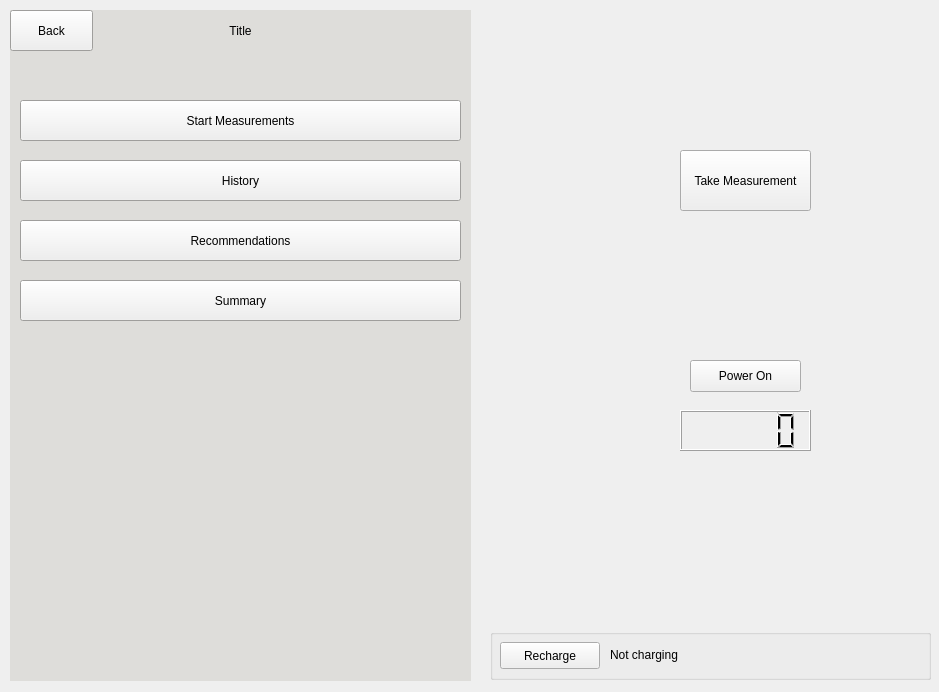
Before: the Qt Designer form Team32-3004-Project/mainwindow.ui in Harry-Dinh/COMP-3004-F24-Final, drawn with Qt 5.
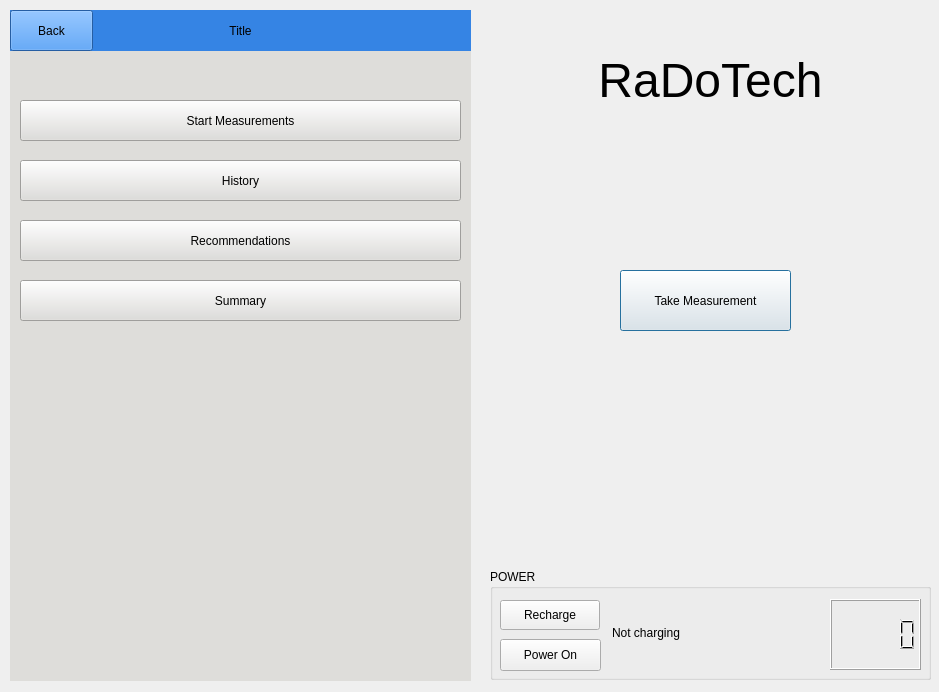
After: the same form once the commit is applied. The open tabs and pages were chosen to show the change. Icons and pictures are not drawn.

Commit message: Redesigned the device-side UI elements

```diff
--- a/Team32-3004-Project/mainwindow.ui
+++ b/Team32-3004-Project/mainwindow.ui
@@ -23,72 +23,11 @@
       <height>631</height>
      </rect>
     </property>
-    <property name="palette">
-     <palette>
-      <active>
-       <colorrole role="Base">
-        <brush brushstyle="SolidPattern">
-         <color alpha="255">
-          <red>255</red>
-          <green>255</green>
-          <blue>255</blue>
-         </color>
-        </brush>
-       </colorrole>
-       <colorrole role="Window">
-        <brush brushstyle="SolidPattern">
-         <color alpha="255">
-          <red>222</red>
-          <green>221</green>
-          <blue>218</blue>
-         </color>
-        </brush>
-       </colorrole>
-      </active>
-      <inactive>
-       <colorrole role="Base">
-        <brush brushstyle="SolidPattern">
-         <color alpha="255">
-          <red>255</red>
-          <green>255</green>
-          <blue>255</blue>
-         </color>
-        </brush>
-       </colorrole>
-       <colorrole role="Window">
-        <brush brushstyle="SolidPattern">
-         <color alpha="255">
-          <red>222</red>
-          <green>221</green>
-          <blue>218</blue>
-         </color>
-        </brush>
-       </colorrole>
-      </inactive>
-      <disabled>
-       <colorrole role="Base">
-        <brush brushstyle="SolidPattern">
-         <color alpha="255">
-          <red>222</red>
-          <green>221</green>
-          <blue>218</blue>
-         </color>
-        </brush>
-       </colorrole>
-       <colorrole role="Window">
-        <brush brushstyle="SolidPattern">
-         <color alpha="255">
-          <red>222</red>
-          <green>221</green>
-          <blue>218</blue>
-         </color>
-        </brush>
-       </colorrole>
-      </disabled>
-     </palette>
-    </property>
     <property name="autoFillBackground">
-     <bool>true</bool>
+     <bool>false</bool>
+    </property>
+    <property name="styleSheet">
+     <string notr="true">background-color: rgb(222, 221, 218);</string>
     </property>
     <property name="currentIndex">
      <number>6</number>
@@ -508,69 +447,8 @@
       <height>41</height>
      </rect>
     </property>
-    <property name="palette">
-     <palette>
-      <active>
-       <colorrole role="Base">
-        <brush brushstyle="SolidPattern">
-         <color alpha="255">
-          <red>222</red>
-          <green>221</green>
-          <blue>218</blue>
-         </color>
-        </brush>
-       </colorrole>
-       <colorrole role="Window">
-        <brush brushstyle="SolidPattern">
-         <color alpha="255">
-          <red>222</red>
-          <green>221</green>
-          <blue>218</blue>
-         </color>
-        </brush>
-       </colorrole>
-      </active>
-      <inactive>
-       <colorrole role="Base">
-        <brush brushstyle="SolidPattern">
-         <color alpha="255">
-          <red>222</red>
-          <green>221</green>
-          <blue>218</blue>
-         </color>
-        </brush>
-       </colorrole>
-       <colorrole role="Window">
-        <brush brushstyle="SolidPattern">
-         <color alpha="255">
-          <red>222</red>
-          <green>221</green>
-          <blue>218</blue>
-         </color>
-        </brush>
-       </colorrole>
-      </inactive>
-      <disabled>
-       <colorrole role="Base">
-        <brush brushstyle="SolidPattern">
-         <color alpha="255">
-          <red>222</red>
-          <green>221</green>
-          <blue>218</blue>
-         </color>
-        </brush>
-       </colorrole>
-       <colorrole role="Window">
-        <brush brushstyle="SolidPattern">
-         <color alpha="255">
-          <red>222</red>
-          <green>221</green>
-          <blue>218</blue>
-         </color>
-        </brush>
-       </colorrole>
-      </disabled>
-     </palette>
+    <property name="styleSheet">
+     <string notr="true">background-color: rgb(53, 132, 228);</string>
     </property>
     <widget class="QLabel" name="pageTitle">
      <property name="geometry">
@@ -581,72 +459,8 @@
        <height>41</height>
       </rect>
      </property>
-     <property name="palette">
-      <palette>
-       <active>
-        <colorrole role="Base">
-         <brush brushstyle="SolidPattern">
-          <color alpha="255">
-           <red>239</red>
-           <green>239</green>
-           <blue>239</blue>
-          </color>
-         </brush>
-        </colorrole>
-        <colorrole role="Window">
-         <brush brushstyle="SolidPattern">
-          <color alpha="255">
-           <red>222</red>
-           <green>221</green>
-           <blue>218</blue>
-          </color>
-         </brush>
-        </colorrole>
-       </active>
-       <inactive>
-        <colorrole role="Base">
-         <brush brushstyle="SolidPattern">
-          <color alpha="255">
-           <red>239</red>
-           <green>239</green>
-           <blue>239</blue>
-          </color>
-         </brush>
-        </colorrole>
-        <colorrole role="Window">
-         <brush brushstyle="SolidPattern">
-          <color alpha="255">
-           <red>222</red>
-           <green>221</green>
-           <blue>218</blue>
-          </color>
-         </brush>
-        </colorrole>
-       </inactive>
-       <disabled>
-        <colorrole role="Base">
-         <brush brushstyle="SolidPattern">
-          <color alpha="255">
-           <red>222</red>
-           <green>221</green>
-           <blue>218</blue>
-          </color>
-         </brush>
-        </colorrole>
-        <colorrole role="Window">
-         <brush brushstyle="SolidPattern">
-          <color alpha="255">
-           <red>222</red>
-           <green>221</green>
-           <blue>218</blue>
-          </color>
-         </brush>
-        </colorrole>
-       </disabled>
-      </palette>
-     </property>
      <property name="autoFillBackground">
-      <bool>true</bool>
+      <bool>false</bool>
      </property>
      <property name="text">
       <string>Title</string>
@@ -669,74 +483,25 @@
      </property>
     </widget>
    </widget>
-   <widget class="QFrame" name="frame">
-    <property name="geometry">
-     <rect>
-      <x>680</x>
-      <y>150</y>
-      <width>131</width>
-      <height>301</height>
-     </rect>
-    </property>
-    <property name="frameShape">
-     <enum>QFrame::NoFrame</enum>
-    </property>
-    <widget class="QPushButton" name="powerButton">
-     <property name="geometry">
-      <rect>
-       <x>10</x>
-       <y>210</y>
-       <width>111</width>
-       <height>32</height>
-      </rect>
-     </property>
-     <property name="text">
-      <string>Power On</string>
-     </property>
-    </widget>
-    <widget class="QLCDNumber" name="batteryIndicator">
-     <property name="geometry">
-      <rect>
-       <x>0</x>
-       <y>260</y>
-       <width>131</width>
-       <height>41</height>
-      </rect>
-     </property>
-    </widget>
-    <widget class="QPushButton" name="probeButton">
-     <property name="geometry">
-      <rect>
-       <x>0</x>
-       <y>0</y>
-       <width>131</width>
-       <height>61</height>
-      </rect>
-     </property>
-     <property name="text">
-      <string>Take Measurement</string>
-     </property>
-    </widget>
-   </widget>
    <widget class="QGroupBox" name="groupBox">
     <property name="geometry">
      <rect>
       <x>490</x>
-      <y>629</y>
+      <y>569</y>
       <width>441</width>
-      <height>51</height>
+      <height>111</height>
      </rect>
     </property>
     <property name="title">
-     <string/>
+     <string>POWER</string>
     </property>
     <widget class="QPushButton" name="rechargeButton">
      <property name="geometry">
       <rect>
        <x>10</x>
-       <y>13</y>
+       <y>31</y>
        <width>100</width>
-       <height>27</height>
+       <height>30</height>
       </rect>
      </property>
      <property name="text">
@@ -746,16 +511,80 @@
     <widget class="QLabel" name="chargeStatus">
      <property name="geometry">
       <rect>
-       <x>120</x>
-       <y>15</y>
-       <width>216</width>
-       <height>21</height>
+       <x>122</x>
+       <y>54</y>
+       <width>191</width>
+       <height>20</height>
       </rect>
      </property>
      <property name="text">
       <string>Not charging</string>
      </property>
     </widget>
+    <widget class="QLCDNumber" name="batteryIndicator">
+     <property name="geometry">
+      <rect>
+       <x>340</x>
+       <y>30</y>
+       <width>91</width>
+       <height>71</height>
+      </rect>
+     </property>
+    </widget>
+    <widget class="QPushButton" name="powerButton">
+     <property name="geometry">
+      <rect>
+       <x>10</x>
+       <y>70</y>
+       <width>101</width>
+       <height>32</height>
+      </rect>
+     </property>
+     <property name="text">
+      <string>Power On</string>
+     </property>
+    </widget>
+   </widget>
+   <widget class="QPushButton" name="probeButton">
+    <property name="geometry">
+     <rect>
+      <x>620</x>
+      <y>270</y>
+      <width>171</width>
+      <height>61</height>
+     </rect>
+    </property>
+    <property name="text">
+     <string>Take Measurement</string>
+    </property>
+    <property name="default">
+     <bool>true</bool>
+    </property>
+   </widget>
+   <widget class="QLabel" name="label_2">
+    <property name="geometry">
+     <rect>
+      <x>590</x>
+      <y>40</y>
+      <width>241</width>
+      <height>81</height>
+     </rect>
+    </property>
+    <property name="styleSheet">
+     <string notr="true">font: 36pt;</string>
+    </property>
+    <property name="text">
+     <string>RaDoTech</string>
+    </property>
+    <property name="textFormat">
+     <enum>Qt::AutoText</enum>
+    </property>
+    <property name="scaledContents">
+     <bool>false</bool>
+    </property>
+    <property name="alignment">
+     <set>Qt::AlignCenter</set>
+    </property>
    </widget>
   </widget>
  </widget>
```
Left out of the diff: 2 changed lines with no effect on the pictures.
